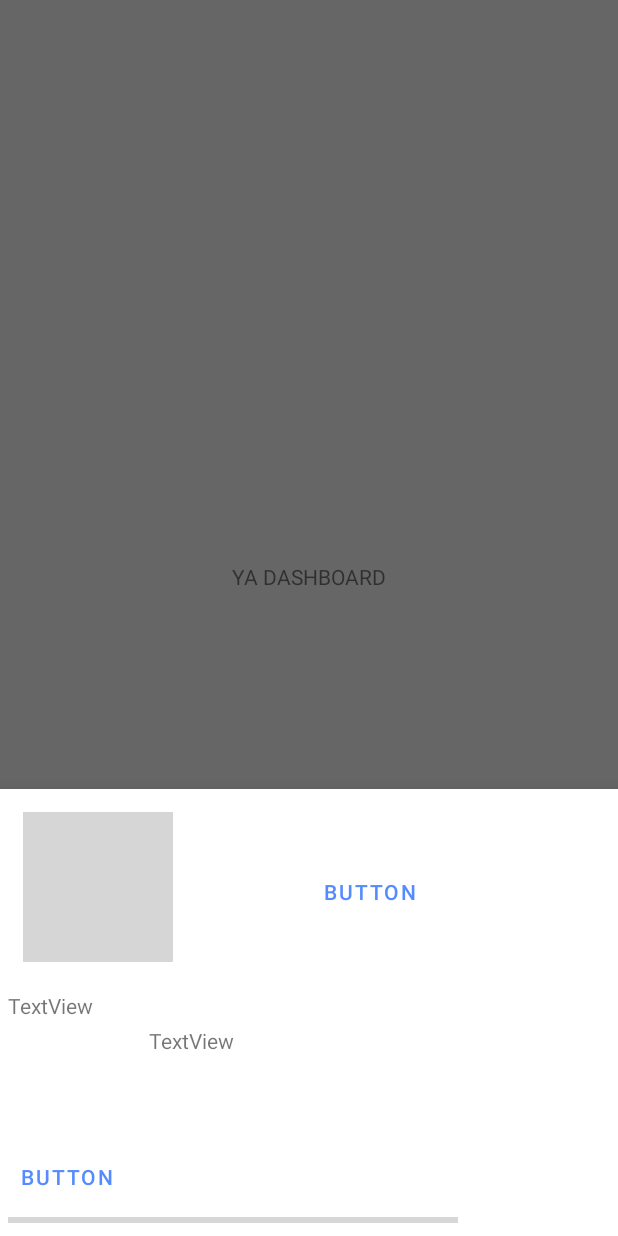
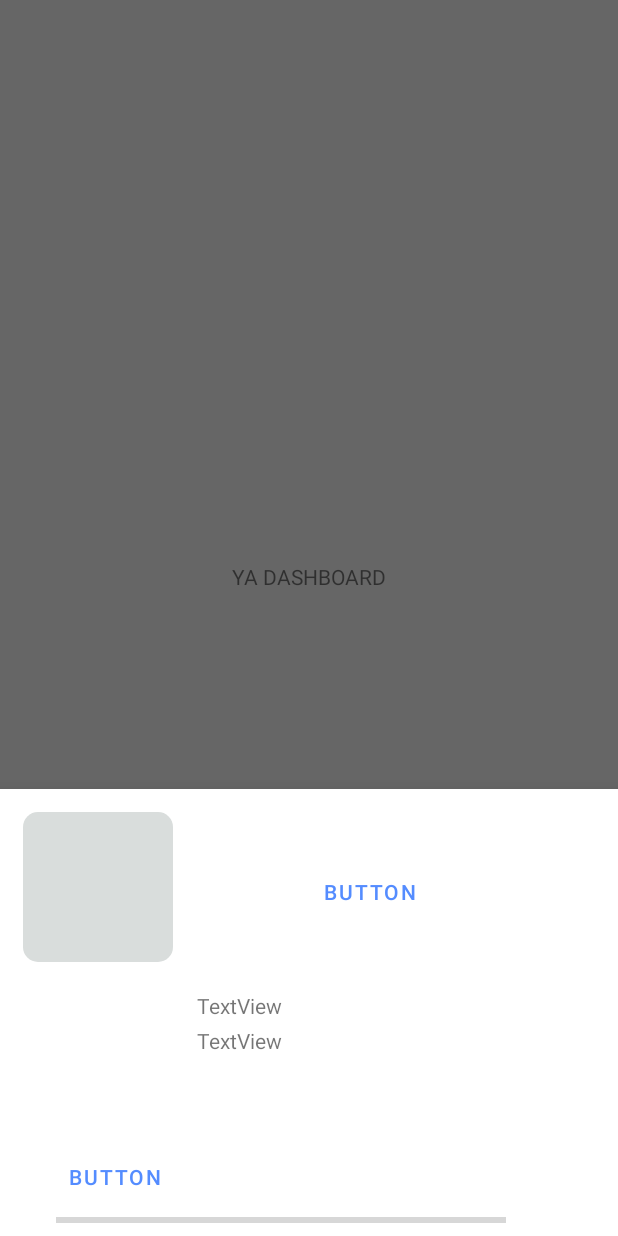
Before and after one commit to patsore/DeGoogle2, an Android app: the fragment AppInfoFragment placed in its activity, item 2 of the bottom bar chosen, on a phone screen of 412 x 824 dp. Run offline under Robolectric (Android 15) with nearby library versions, the phone set to English and light mode, and no system bars; our stand-ins replace Firebase (no records; nobody signed in at launch, a user with empty details on screens opened directly), Room's generated code, data binding, navigation-ui; libraries missing offline, so code that uses them is left out: com.downloader; 7 statements that could not run were skipped; grey boxes are pictures that could not be loaded.

Commit message:
DataBinding for setting views and WorkManager for triggering application install - got WorkManager to work, but need to prevent it from executing install while another app install is in progress.

```diff
--- a/app/src/main/java/com/example/degoogle/adapter/ChildItemRecyclerAdapter.java
+++ b/app/src/main/java/com/example/degoogle/adapter/ChildItemRecyclerAdapter.java
@@ -58,7 +58,7 @@ public class ChildItemRecyclerAdapter extends RecyclerView.Adapter<ChildItemRecy
         holder.description.setText(categoryChildren.get(position).getDescription());
 
         holder.itemView.setOnClickListener(view -> {
-            //`TODO ID system
+            //TODO ID system
             mCallback.fragmentChange(categoryChildren.get(position).getPackageName());
             //Just get the name of the app I clicked through holder.appName.getText();
 
--- /dev/null
+++ b/app/src/main/java/com/example/degoogle/network/Downloader.java
@@ -0,0 +1,33 @@
+package com.example.degoogle.network;
+
+import android.content.Context;
+import android.os.Build;
+import android.util.Log;
+
+import androidx.annotation.RequiresApi;
+
+import com.downloader.Error;
+import com.downloader.OnDownloadListener;
+import com.downloader.PRDownloader;
+import com.downloader.PRDownloaderConfig;
+
+public class Downloader {
+    private Context context;
+
+
+    public Downloader(Context context) {
+    this.context = context;
+
+    }
+    public void setup(){
+        PRDownloaderConfig config = PRDownloaderConfig.newBuilder()
+                .setReadTimeout(30000)
+                .setConnectTimeout(30000)
+                .build();
+        PRDownloader.initialize(context, config);
+    }
+
+    public void downloadStart(String url, String packageName){
+
+    }
+}
--- a/app/src/main/java/com/example/degoogle/ui/info/AppInfoFragment.java
+++ b/app/src/main/java/com/example/degoogle/ui/info/AppInfoFragment.java
@@ -7,9 +7,7 @@ import static android.Manifest.permission.READ_EXTERNAL_STORAGE;
 import static android.Manifest.permission.WRITE_EXTERNAL_STORAGE;
 import static android.content.pm.PackageManager.PERMISSION_GRANTED;
 
-import static com.google.gson.internal.$Gson$Types.arrayOf;
-
-import android.Manifest;
+import android.app.Application;
 import android.content.BroadcastReceiver;
 import android.content.Context;
 import android.content.Intent;
@@ -28,26 +26,25 @@ import androidx.annotation.RequiresApi;
 import androidx.core.app.ActivityCompat;
 import androidx.core.content.ContextCompat;
 import androidx.lifecycle.ViewModelProvider;
+import androidx.work.Data;
 
 import com.bumptech.glide.Glide;
 import com.downloader.Error;
 import com.downloader.OnDownloadListener;
 import com.downloader.PRDownloader;
-import com.downloader.PRDownloaderConfig;
 import com.example.degoogle.data.entities.InstalledPackages;
 import com.example.degoogle.databinding.FragmentAppInfoBinding;
 import com.example.degoogle.dialogs.PermissionDialog;
 import com.example.degoogle.installer.KotlinInstallMotor;
+import com.example.degoogle.model.AppInfoModel;
+import com.example.degoogle.network.Downloader;
 import com.google.android.material.bottomsheet.BottomSheetDialogFragment;
-import com.google.firebase.firestore.DocumentSnapshot;
 import com.google.firebase.firestore.FirebaseFirestore;
 import com.google.firebase.storage.FirebaseStorage;
 import com.google.firebase.storage.StorageReference;
 
 import java.io.File;
 import java.util.Objects;
-
-import javax.xml.transform.sax.SAXResult;
 
 public class AppInfoFragment extends BottomSheetDialogFragment {
 
@@ -60,31 +57,64 @@ public class AppInfoFragment extends BottomSheetDialogFragment {
     File file;
     String downloadUri;
     File outputFile;
+    String packageName;
     private AppInfoViewModel appInfoViewModel;
     private String version;
 
+    @RequiresApi(api = Build.VERSION_CODES.S)
     @Override
     public View onCreateView(@NonNull LayoutInflater inflater, ViewGroup container, Bundle savedInstanceState) {
+
+
         binding = FragmentAppInfoBinding.inflate(inflater, container, false);
         requireActivity().registerReceiver(new installResultReceiver(), new IntentFilter("installSuccess"));
-        PRDownloaderConfig config = PRDownloaderConfig.newBuilder()
-                .setReadTimeout(30000)
-                .setConnectTimeout(30000)
-                .build();
-        PRDownloader.initialize(requireContext(), config);
+
+        new Downloader(requireContext()).setup();
+
         appInfoViewModel = new ViewModelProvider(this).get(AppInfoViewModel.class);
-        if (ContextCompat.checkSelfPermission(requireContext(), android.Manifest.permission.WRITE_EXTERNAL_STORAGE) != PERMISSION_GRANTED || ContextCompat.checkSelfPermission(requireContext(), READ_EXTERNAL_STORAGE) != PERMISSION_GRANTED) {
-            ActivityCompat.requestPermissions(requireActivity(), new String[] {READ_EXTERNAL_STORAGE}, 1);
-            ActivityCompat.requestPermissions(requireActivity(), new String[] {WRITE_EXTERNAL_STORAGE}, 1);
+        observeData();
+        if(ContextCompat.checkSelfPermission(requireContext(), READ_EXTERNAL_STORAGE) != PERMISSION_GRANTED){
+            ActivityCompat.requestPermissions(requireActivity(), new String[]{READ_EXTERNAL_STORAGE}, 1);
         }
-        observeData();
+        if(ContextCompat.checkSelfPermission(requireContext(), WRITE_EXTERNAL_STORAGE) != PERMISSION_GRANTED){
+            ActivityCompat.requestPermissions(requireActivity(), new String[]{WRITE_EXTERNAL_STORAGE}, 1);
+        }
         return binding.getRoot();
     }
 
+    @RequiresApi(api = Build.VERSION_CODES.S)
+    private void setValues(AppInfoModel appInfoModel){
+        binding.setViewModel(appInfoViewModel);
+        //DataBinding for everything
+//        binding.appVersion.setText(appInfoViewModel.getAppVersion());
+        packageName = appInfoModel.getPackageName();
+        outputFile = new File(file, appInfoModel.getPackageName() + ".apk");
+
+
+        binding.appIcon.setOnClickListener(v -> {
+            Intent intent = new Intent(Intent.ACTION_VIEW);
+            intent.setDataAndType(Uri.parse(appInfoModel.getIcon()), "image/*");
+            startActivity(intent);
+        });
+        binding.appDownload.setOnClickListener(v -> {
+            downloadUri = appInfoModel.getDownloadUrl();
+            downloader(downloadUri);
+        });
+        binding.appInstall.setOnClickListener(v -> {
+//                installApk();
+                appInfoViewModel.installApk(packageName, outputFile);
+            });
+    }
+
+    @RequiresApi(api = Build.VERSION_CODES.S)
     private void observeData(){
-        appInfoViewModel.getAllPackages().observe(getViewLifecycleOwner(), InstalledPackages  -> {
-
-        });
+//        Log.d(TAG, "observeData: observed data changed " + appInfoViewModel.getAllPackages().getValue());
+//        appInfoViewModel.getAllPackages().observe(getViewLifecycleOwner(), installedPackages  -> {
+//            Log.d(TAG, "observeData: observed data changed " + installedPackages.get(0).getPackageName() + " " + installedPackages.get(0).getPackageVersion());
+//        });
+//
+        appInfoViewModel.getDataFromFirebase(args());
+        appInfoViewModel.getPackageInfo().observe(getViewLifecycleOwner(), this::setValues);
     }
 
     @RequiresApi(api = Build.VERSION_CODES.S)
@@ -92,9 +122,7 @@ public class AppInfoFragment extends BottomSheetDialogFragment {
     public void onViewCreated(@NonNull View view, @Nullable Bundle savedInstanceState) {
         super.onViewCreated(view, savedInstanceState);
         getFiles();
-        getDataFromFirebase(args());
-        binding.downloadbutton.setOnClickListener(view1 -> downloadFile());
-        binding.button1.setOnClickListener(view12 -> installApk());
+        observeData();
     }
 
 
@@ -103,24 +131,7 @@ public class AppInfoFragment extends BottomSheetDialogFragment {
         return Objects.requireNonNull(args).getString("key");
     }
 
-    private void getDataFromFirebase(String id) {
 
-        db.collection("apps")
-                .document(id)
-                .get()
-                .addOnCompleteListener(task -> {
-                    DocumentSnapshot document = task.getResult();
-                    apk = Objects.requireNonNull(document).getString("file");
-                    binding.appName.setText(document.getString("name"));
-                    binding.appDescription.setText(document.getString("description"));
-                    Glide.with(requireContext()).load(document.getString("icon")).into(binding.appIcon);
-                    outputFile = new File(file, document.getString("name") + ".apk");
-                    downloadUri = document.getString("downloadUrl");
-                    version = document.getString("version");
-                });
-
-
-    }
 
 
 
@@ -129,17 +140,18 @@ public class AppInfoFragment extends BottomSheetDialogFragment {
         file = requireContext().getExternalFilesDir("downloads");
     }
 
-    public void downloadFile() {
-        if (downloadUri == null) {
-            appReference = storage.getReference(apk + ".apk");
-            appReference.getDownloadUrl().addOnSuccessListener(uri -> downloader(uri.toString())).addOnFailureListener(e -> Log.d(TAG, "downloadFile: " + "no file found"));
-        }else{
-            downloader(downloadUri);
+
+
+
+
+    public class installResultReceiver extends BroadcastReceiver {
+        @Override
+        public void onReceive(Context context, Intent intent) {
+            appInfoViewModel.insert(new InstalledPackages(args(), version));
         }
     }
-
-    private void downloader(String uri){
-        PRDownloader.download(uri, file.toString(), apk + ".apk")
+    private void downloader(String url){
+        PRDownloader.download(url, requireContext().getExternalFilesDir("downloads").toString(), packageName + ".apk")
                 .build()
                 .setOnProgressListener(progress -> {
                     int downloadProgress = (int) ((progress.currentBytes * 1f /progress.totalBytes) * 100);
@@ -151,44 +163,29 @@ public class AppInfoFragment extends BottomSheetDialogFragment {
                     @RequiresApi(api = Build.VERSION_CODES.S)
                     @Override
                     public void onDownloadComplete() {
-                        installApk();
+                         appInfoViewModel.installApk(packageName, outputFile);
+//                    installApk();
                     }
+
 
                     @Override
                     public void onError(Error error) {
                         Log.d(TAG, "onError: download error");
                     }
                 });
-
-
     }
 
-    public class installResultReceiver extends BroadcastReceiver {
-        @Override
-        public void onReceive(Context context, Intent intent) {
-            ;
-            appInfoViewModel.insert(new InstalledPackages(args(), version));
-        }
-    }
-
-    @RequiresApi(api = Build.VERSION_CODES.S)
     private void installApk(){
-        if(!file.mkdirs()){
-            Log.d(TAG, "installApk: failed to create directories");
-        }
-
+        //TODO WorkManager/Service
         if (!requireContext().getPackageManager().canRequestPackageInstalls()) {
             PermissionDialog permissionDialog = new PermissionDialog();
             permissionDialog.show(getParentFragmentManager(), "test");
         } else {
             KotlinInstallMotor motor = new KotlinInstallMotor(requireActivity().getApplication());
             motor.install(Uri.parse(outputFile.toURI().toString()));
-            Log.d(TAG, "installApk: " + Uri.parse(outputFile.toURI().toString()));
+            Log.d("Worker Class (Not)", "installApk: " + Uri.parse(outputFile.toString()));
 
         }
     }
 
-
-
-
 }
--- a/app/src/main/java/com/example/degoogle/ui/info/AppInfoViewModel.java
+++ b/app/src/main/java/com/example/degoogle/ui/info/AppInfoViewModel.java
@@ -5,23 +5,34 @@ import android.util.Log;
 
 import androidx.lifecycle.AndroidViewModel;
 import androidx.lifecycle.LiveData;
+import androidx.lifecycle.MutableLiveData;
+import androidx.work.Data;
+import androidx.work.OneTimeWorkRequest;
+import androidx.work.WorkManager;
 
-import com.example.degoogle.data.dao.PackagesDao;
 import com.example.degoogle.data.entities.InstalledPackages;
+import com.example.degoogle.model.AppInfoModel;
 import com.example.degoogle.repositories.PackageRepository;
-import com.google.api.LogDescriptor;
+import com.example.degoogle.workers.DownloadWorker;
+import com.google.firebase.firestore.DocumentSnapshot;
+import com.google.firebase.firestore.FirebaseFirestore;
 
+import java.io.File;
 import java.util.List;
 
 public class AppInfoViewModel extends AndroidViewModel{
     private PackageRepository packageRepository;
+    FirebaseFirestore db = FirebaseFirestore.getInstance();
+    MutableLiveData<AppInfoModel> packageInfo = new MutableLiveData<>();
 
+    private WorkManager workManager;
     private final LiveData<List<InstalledPackages>> installedPackages;
 
     public AppInfoViewModel(Application application) {
         super(application);
         packageRepository = new PackageRepository(application);
         installedPackages = packageRepository.getAllPackages();
+        workManager = WorkManager.getInstance(application);
     }
 
     LiveData<List<InstalledPackages>> getAllPackages() {
@@ -31,4 +42,29 @@ public class AppInfoViewModel extends AndroidViewModel{
         Log.d("AppInfoViewModel: ", "inserted" + installedPackages.getPackageName() + " " + installedPackages.getPackageVersion());
         Log.d("AppInfoViewModel: ", "table content" + packageRepository.getAllPackages().getValue());
     }
+
+
+    public void getDataFromFirebase(String id) {
+
+        db.collection("apps")
+                .document(id)
+                .get()
+                .addOnCompleteListener(task -> {
+                    DocumentSnapshot document = task.getResult();
+//                    packageInfo.setValue(document.toObject(AppInfoModel.class));
+                    packageInfo.postValue(document.toObject(AppInfoModel.class));
+                    Log.d("ViewModelAppInfo", "getDataFromFirebase: " + packageInfo.getValue());
+                    Log.d("ViewModelAppInfo", "getDataFromFirebase: " + document.toObject(AppInfoModel.class));
+                 });
+
+
+    }
+    public AppInfoModel getModel(){return packageInfo.getValue();}
+    public LiveData<AppInfoModel> getPackageInfo() {return packageInfo;}
+
+    public void installApk(String packageName, File file) {
+        Data data = new Data.Builder().putString("file", file.toURI().toString()).build();
+        OneTimeWorkRequest.Builder downloadWorker = new OneTimeWorkRequest.Builder(DownloadWorker.class).setInputData(data);
+        workManager.enqueue(downloadWorker.build());
+    }
 }
--- a/app/src/main/res/layout/fragment_app_info.xml
+++ b/app/src/main/res/layout/fragment_app_info.xml
@@ -1,9 +1,16 @@
 <?xml version="1.0" encoding="utf-8"?>
-<androidx.constraintlayout.widget.ConstraintLayout xmlns:android="http://schemas.android.com/apk/res/android"
+<layout xmlns:android="http://schemas.android.com/apk/res/android"
     xmlns:tools="http://schemas.android.com/tools"
+    xmlns:app="http://schemas.android.com/apk/res-auto">
+
+    <data>
+        <variable
+            name="viewModel"
+            type="com.example.degoogle.ui.info.AppInfoViewModel" />
+    </data>
+    <androidx.constraintlayout.widget.ConstraintLayout
         android:layout_width="match_parent"
         android:layout_height="match_parent"
-    xmlns:app="http://schemas.android.com/apk/res-auto"
         tools:context=".ui.info.AppInfoFragment"
         android:padding="5dp">
 
@@ -13,51 +20,51 @@
             android:layout_height="100dp"
             android:layout_marginTop="10dp"
             android:background="@drawable/top_rounded_corners"
-        android:src="@color/black"
+            app:loadImage="@{viewModel.getModel().getIcon()}"
             android:layout_marginStart="10dp"
             app:layout_constraintStart_toStartOf="parent"
             app:layout_constraintTop_toTopOf="parent" />
+<!--TODO DataBinding-->
         <TextView
             app:layout_constraintStart_toEndOf="@+id/app_icon"
             android:layout_width="100dp"
             android:layout_height="wrap_content"
             android:layout_marginStart="5dp"
-        tools:text=""
+            tools:text="@{viewModel.getModel().getName()}"
             android:textSize="22sp"
             app:layout_constraintTop_toTopOf="@+id/app_icon"
             android:ellipsize="end"
             android:maxHeight="100dp"
-        android:id="@+id/app_name"
-        />
+            android:id="@+id/app_name" />
 
         <TextView
             android:id="@+id/app_description"
             android:layout_width="wrap_content"
             android:layout_height="wrap_content"
             android:layout_marginStart="10dp"
-        android:text="tetsetsetset"
+            android:text="@{viewModel.getModel().getDescription()}"
             app:layout_constraintStart_toStartOf="parent"
             app:layout_constraintTop_toBottomOf="@+id/app_icon" />
 
         <Button
-        android:id="@+id/downloadbutton"
+            android:id="@+id/appDownload"
             android:layout_width="wrap_content"
             android:layout_height="wrap_content"
             android:text="Button"
             app:layout_constraintTop_toBottomOf="@id/app_description"
-        android:layout_marginTop="100dp"/>
+            android:layout_marginTop="100dp"
+            app:layout_constraintEnd_toEndOf="@id/app_icon" />
 
         <ProgressBar
-        app:layout_constraintTop_toBottomOf="@id/downloadbutton"
-        app:layout_constraintStart_toStartOf="@id/downloadbutton"
+            app:layout_constraintTop_toBottomOf="@id/appDownload"
+            app:layout_constraintStart_toStartOf="@id/appDownload"
             android:id="@+id/downloadProgressBar"
             style="?android:attr/progressBarStyleHorizontal"
             android:layout_width="300dp"
-        android:layout_height="10dp"
-        />
+            android:layout_height="10dp" />
 
         <Button
-        android:id="@+id/button1"
+            android:id="@+id/appInstall"
             android:layout_width="wrap_content"
             android:layout_height="wrap_content"
             android:layout_marginStart="192dp"
@@ -71,7 +78,8 @@
             android:layout_height="wrap_content"
             android:text="TextView"
             app:layout_constraintTop_toBottomOf="@+id/app_description"
-        tools:layout_editor_absoluteX="111dp" />
+            tools:layout_editor_absoluteX="111dp"
+            app:layout_constraintEnd_toEndOf="@id/total" />
 
         <TextView
             android:id="@+id/total"
@@ -80,6 +88,7 @@
             android:layout_marginStart="16dp"
             android:layout_marginTop="4dp"
             android:text="TextView"
-        app:layout_constraintStart_toEndOf="@+id/downloadbutton"
+            app:layout_constraintStart_toEndOf="@+id/appDownload"
             app:layout_constraintTop_toBottomOf="@+id/downloaded" />
     </androidx.constraintlayout.widget.ConstraintLayout>
+</layout>
```
Also changed, not shown: app/build.gradle (+23 -0 lines), app/src/main/AndroidManifest.xml (+7 -4 lines), app/src/main/java/com/example/degoogle/model/AppInfoModel.java (added, +134 -0 lines), app/src/main/java/com/example/degoogle/workers/DownloadWorker.java (added, +64 -0 lines). Lines whose indentation alone changed are shown as unchanged.
